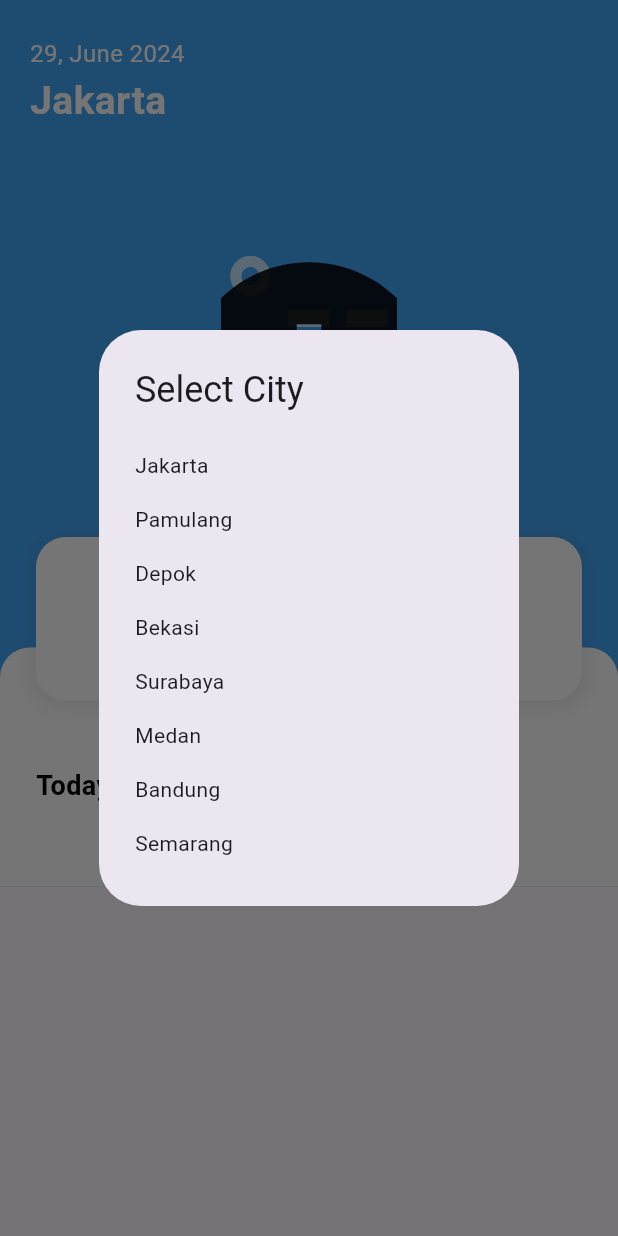
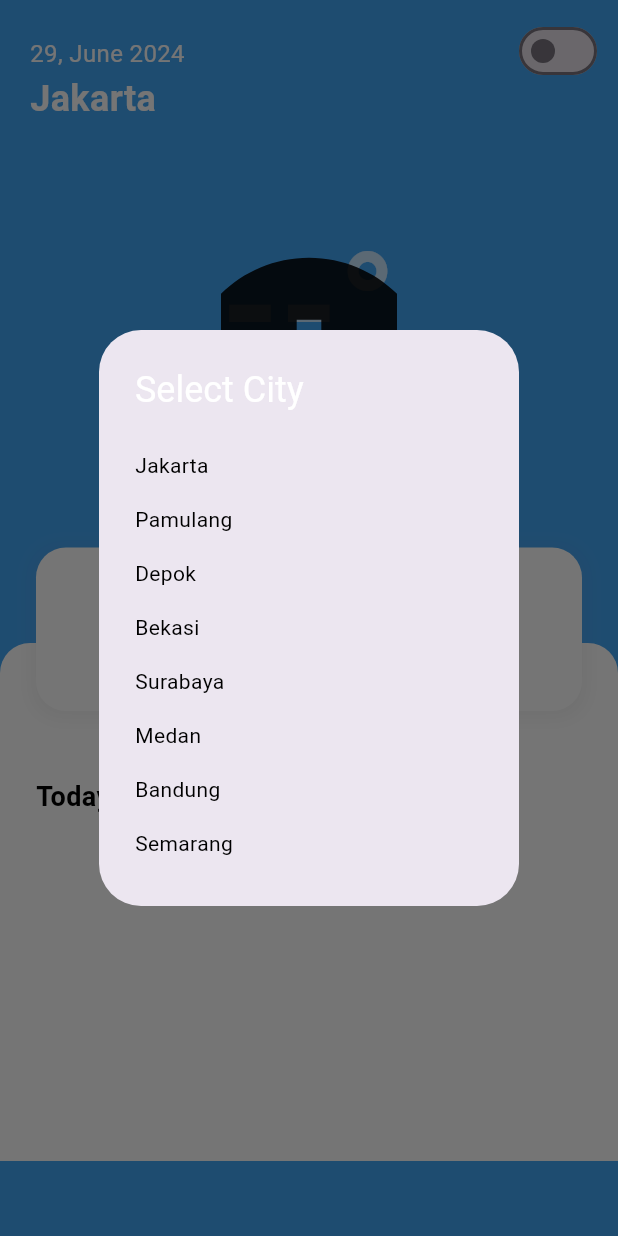
Before and after one commit to xsohe/weather-app, a Flutter app: the screen it shows after launch, after a tap on "Jakarta", on a phone screen of 412 x 824 dp. Run offline on Flutter 3.47's test engine with Material 3 defaults, Android fonts, the phone set to English and light mode, and no system bars; our stand-ins replace dio; network calls fail.

Commit message:
fixs: switch toggle dark mode

```diff
--- a/lib/main.dart
+++ b/lib/main.dart
@@ -10,16 +10,36 @@ void main() {
 class MyApp extends StatelessWidget {
   @override
   Widget build(BuildContext context) {
-    return ChangeNotifierProvider(
-      create: (context) => CuacaProvider(),
-      child: MaterialApp(
+    return MultiProvider(
+      providers: [
+        ChangeNotifierProvider(create: (context) => CuacaProvider()),
+        ChangeNotifierProvider(create: (context) => ThemeProvider()),
+      ],
+      child: Consumer<ThemeProvider>(
+        builder: (context, themeProvider, child) {
+          return MaterialApp(
             title: 'Weather App',
-        theme: ThemeData(
-          primarySwatch: Colors.blue,
-          visualDensity: VisualDensity.adaptivePlatformDensity,
+            theme: ThemeData.light().copyWith(
+              scaffoldBackgroundColor: Colors.blue[400],
+              textTheme: TextTheme(
+                bodyText1: TextStyle(color: Colors.black),
+                bodyText2: TextStyle(color: Colors.black),
+                headline6: TextStyle(color: Colors.white),
               ),
+            ),
+            darkTheme: ThemeData.dark().copyWith(
+              scaffoldBackgroundColor: Colors.grey[900],
+              textTheme: TextTheme(
+                bodyText1: TextStyle(color: Colors.black),
+                bodyText2: TextStyle(color: Colors.black),
+                headline6: TextStyle(color: Colors.white),
+              ),
+            ),
+            themeMode: themeProvider.themeMode,
             home: HomeScreen(),
             debugShowCheckedModeBanner: false,
+          );
+        },
       ),
     );
   }
@@ -49,13 +69,17 @@ class _HomeScreenState extends State<HomeScreen> {
   @override
   Widget build(BuildContext context) {
     final provider = Provider.of<CuacaProvider>(context);
+    final themeProvider = Provider.of<ThemeProvider>(context);
 
     return Scaffold(
       body: Container(
-        color: Colors.blue[400],
+        color: themeProvider.themeMode == ThemeMode.dark
+            ? Colors.grey[900]
+            : Colors.blue[400],
         child: SafeArea(
-          child: SingleChildScrollView(
-            // Added SingleChildScrollView here
+          child: Stack(
+            children: [
+              SingleChildScrollView(
                 child: Padding(
                   padding: const EdgeInsets.all(0),
                   child: Column(
@@ -69,7 +93,8 @@ class _HomeScreenState extends State<HomeScreen> {
                           children: [
                             Text(
                               DateFormat('d, MMMM yyyy').format(DateTime.now()),
-                          style: TextStyle(color: Colors.white, fontSize: 16),
+                              style:
+                                  TextStyle(color: Colors.white, fontSize: 16),
                             ),
                             GestureDetector(
                               onTap: () {
@@ -84,7 +109,8 @@ class _HomeScreenState extends State<HomeScreen> {
                                               .map((String city) {
                                             return GestureDetector(
                                               child: Padding(
-                                            padding: const EdgeInsets.symmetric(
+                                                padding:
+                                                    const EdgeInsets.symmetric(
                                                         vertical: 8.0),
                                                 child: Text(city),
                                               ),
@@ -101,12 +127,13 @@ class _HomeScreenState extends State<HomeScreen> {
                                 );
                               },
                               child: Padding(
-                            padding: const EdgeInsets.symmetric(vertical: 2.0),
+                                padding:
+                                    const EdgeInsets.symmetric(vertical: 2.0),
                                 child: Text(
                                   provider.selectedCity,
                                   style: TextStyle(
                                     color: Colors.white,
-                                fontSize: 26,
+                                    fontSize: 24,
                                     fontWeight: FontWeight.bold,
                                   ),
                                 ),
@@ -118,12 +145,12 @@ class _HomeScreenState extends State<HomeScreen> {
                       SizedBox(height: 20),
                       Center(
                         child: Container(
-                      height: 200, // Set the height of the content
+                          height: 200,
                           child: Stack(
                             alignment: Alignment.center,
                             children: [
                               Text(
-                            '°${provider.cuacaModel?.main?.temp?.round() ?? '--'}',
+                                '${provider.cuacaModel?.main?.temp?.round() ?? '--'}°',
                                 style: TextStyle(
                                   color: Colors.white.withOpacity(0.7),
                                   fontSize: 100,
@@ -131,13 +158,13 @@ class _HomeScreenState extends State<HomeScreen> {
                                 ),
                               ),
                               Positioned(
-                            top: 50, // Adjust this value to move the image down
+                                top: 50,
                                 child: Image.network(
                                   getWeatherIconUrl(
                                       provider.cuacaModel?.weather?.first?.icon,
                                       isLarge: true),
-                              width: 200, // Adjust width
-                              height: 200, // Adjust height
+                                  width: 200,
+                                  height: 200,
                                   loadingBuilder: (BuildContext context,
                                       Widget child,
                                       ImageChunkEvent? loadingProgress) {
@@ -146,7 +173,8 @@ class _HomeScreenState extends State<HomeScreen> {
                                         child: CircularProgressIndicator());
                                   },
                                   errorBuilder: (BuildContext context,
-                                  Object exception, StackTrace? stackTrace) {
+                                      Object exception,
+                                      StackTrace? stackTrace) {
                                     return Icon(Icons.error, size: 200);
                                   },
                                 ),
@@ -175,7 +203,7 @@ class _HomeScreenState extends State<HomeScreen> {
                           Column(
                             crossAxisAlignment: CrossAxisAlignment.start,
                             children: [
-                          SizedBox(height: 50),
+                              SizedBox(height: 60),
                               Container(
                                 margin: EdgeInsets.only(left: 24, right: 24),
                                 padding: EdgeInsets.all(20),
@@ -184,17 +212,17 @@ class _HomeScreenState extends State<HomeScreen> {
                                   borderRadius: BorderRadius.circular(20),
                                   boxShadow: [
                                     BoxShadow(
-                                  color: const Color.fromARGB(255, 62, 62, 62)
+                                      color: Color.fromARGB(255, 146, 146, 146)
                                           .withOpacity(0.1),
                                       spreadRadius: 3,
                                       blurRadius: 10,
-                                  offset: Offset(0,
-                                      2), // changes position // changes position of shadow
+                                      offset: Offset(0, 2),
                                     ),
                                   ],
                                 ),
                                 child: Row(
-                              mainAxisAlignment: MainAxisAlignment.spaceAround,
+                                  mainAxisAlignment:
+                                      MainAxisAlignment.spaceAround,
                                   children: [
                                     WeatherInfoItem(
                                       icon: Icons.air,
@@ -220,6 +248,7 @@ class _HomeScreenState extends State<HomeScreen> {
                               SizedBox(height: 20),
                               Container(
                                 width: double.infinity,
+                                height: 280,
                                 decoration: BoxDecoration(
                                   color: Color.fromARGB(255, 255, 255, 255),
                                   borderRadius: BorderRadius.only(
@@ -230,7 +259,8 @@ class _HomeScreenState extends State<HomeScreen> {
                                 child: Padding(
                                   padding: const EdgeInsets.all(24.0),
                                   child: Column(
-                                crossAxisAlignment: CrossAxisAlignment.start,
+                                    crossAxisAlignment:
+                                        CrossAxisAlignment.start,
                                     children: [
                                       Text(
                                         'Today',
@@ -245,8 +275,8 @@ class _HomeScreenState extends State<HomeScreen> {
                                         Center(
                                           child: Text(
                                             'No hourly forecast available',
-                                        style:
-                                            TextStyle(color: Colors.blue[800]),
+                                            style: TextStyle(
+                                                color: Colors.blue[800]),
                                           ),
                                         )
                                       else
@@ -254,7 +284,8 @@ class _HomeScreenState extends State<HomeScreen> {
                                           scrollDirection: Axis.horizontal,
                                           child: Row(
                                             children: provider.hourlyForecast
-                                            .map((hourly) => HourlyForecastItem(
+                                                .map((hourly) =>
+                                                    HourlyForecastItem(
                                                       time: DateFormat('HH:00')
                                                           .format(hourly.dt),
                                                       temp:
@@ -275,6 +306,18 @@ class _HomeScreenState extends State<HomeScreen> {
                     ],
                   ),
                 ),
+              ),
+              Positioned(
+                top: 10,
+                right: 10,
+                child: Switch(
+                  value: themeProvider.themeMode == ThemeMode.dark,
+                  onChanged: (value) {
+                    themeProvider.toggleTheme(value);
+                  },
+                ),
+              ),
+            ],
           ),
         ),
       ),
@@ -364,3 +407,14 @@ class HourlyForecastItem extends StatelessWidget {
     );
   }
 }
+
+class ThemeProvider extends ChangeNotifier {
+  ThemeMode _themeMode = ThemeMode.light;
+
+  ThemeMode get themeMode => _themeMode;
+
+  void toggleTheme(bool isDarkMode) {
+    _themeMode = isDarkMode ? ThemeMode.dark : ThemeMode.light;
+    notifyListeners();
+  }
+}
```
Lines whose indentation alone changed are shown as unchanged.
